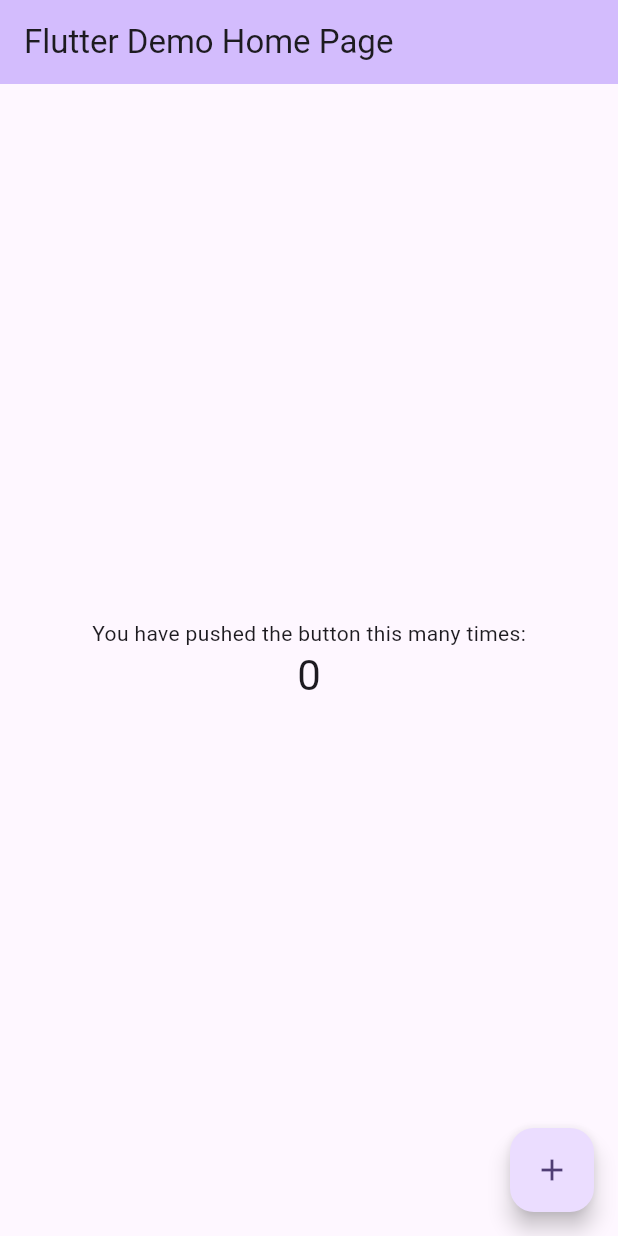
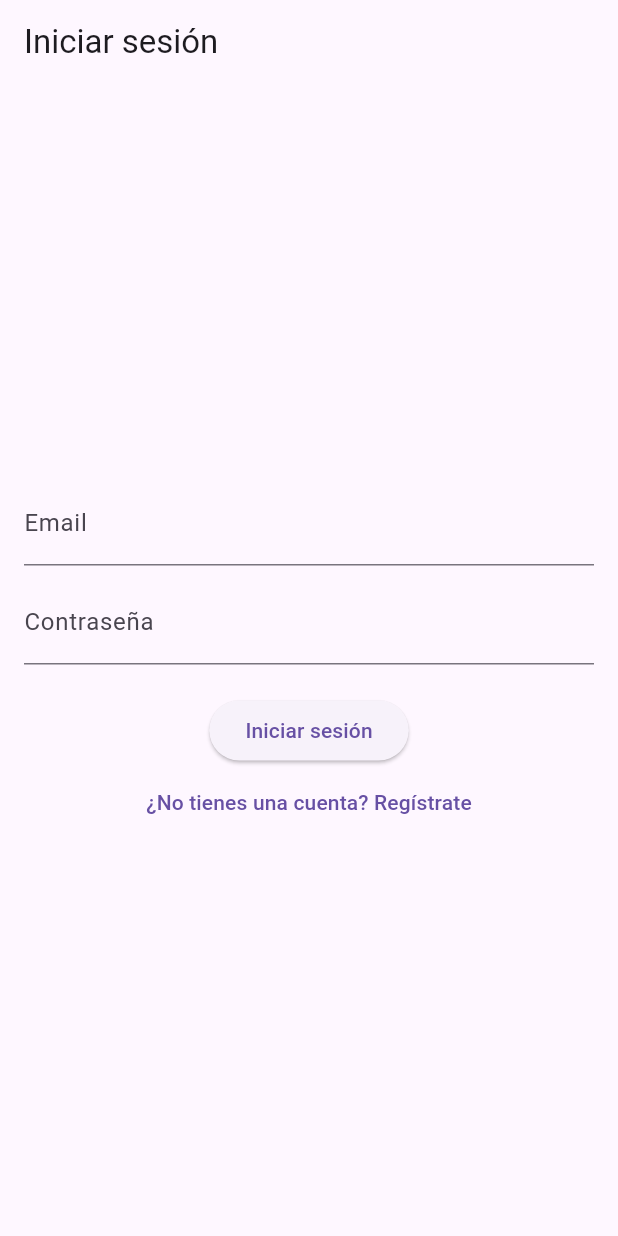
Before and after one commit to Nicolas-Amato/SantaMadre, a Flutter app: the screen it shows after launch, on a phone screen of 412 x 824 dp. Run offline on Flutter 3.47's test engine with Material 3 defaults, Android fonts, the phone set to English and light mode, and no system bars.

Commit message:
subiendo cambios, view login home y ciclos

```diff
--- a/lib/main.dart
+++ b/lib/main.dart
@@ -1,4 +1,8 @@
+// lib/main.dart
 import 'package:flutter/material.dart';
+import 'screens/home_screen.dart';
+import 'screens/login_screen.dart';
+import 'screens/cultivo_screen.dart';
 
 void main() {
   runApp(const MyApp());
@@ -7,119 +11,20 @@
 class MyApp extends StatelessWidget {
   const MyApp({super.key});
 
-  // This widget is the root of your application.
   @override
   Widget build(BuildContext context) {
     return MaterialApp(
-      title: 'Flutter Demo',
+      debugShowCheckedModeBanner: false,
+      title: 'Control de Cultivos',
       theme: ThemeData(
-        // This is the theme of your application.
-        //
-        // TRY THIS: Try running your application with "flutter run". You'll see
-        // the application has a purple toolbar. Then, without quitting the app,
-        // try changing the seedColor in the colorScheme below to Colors.green
-        // and then invoke "hot reload" (save your changes or press the "hot
-        // reload" button in a Flutter-supported IDE, or press "r" if you used
-        // the command line to start the app).
-        //
-        // Notice that the counter didn't reset back to zero; the application
-        // state is not lost during the reload. To reset the state, use hot
-        // restart instead.
-        //
-        // This works for code too, not just values: Most code changes can be
-        // tested with just a hot reload.
-        colorScheme: ColorScheme.fromSeed(seedColor: Colors.deepPurple),
-        useMaterial3: true,
+        primarySwatch: Colors.green,
       ),
-      home: const MyHomePage(title: 'Flutter Demo Home Page'),
+      initialRoute: '/',
+      routes: {
+        '/': (context) => LoginScreen(),
+        '/home': (context) => const HomeScreen(),
+        '/cultivo': (context) => const CultivoScreen(),
+      },
     );
   }
 }
-
-class MyHomePage extends StatefulWidget {
-  const MyHomePage({super.key, required this.title});
-
-  // This widget is the home page of your application. It is stateful, meaning
-  // that it has a State object (defined below) that contains fields that affect
-  // how it looks.
-
-  // This class is the configuration for the state. It holds the values (in this
-  // case the title) provided by the parent (in this case the App widget) and
-  // used by the build method of the State. Fields in a Widget subclass are
-  // always marked "final".
-
-  final String title;
-
-  @override
-  State<MyHomePage> createState() => _MyHomePageState();
-}
-
-class _MyHomePageState extends State<MyHomePage> {
-  int _counter = 0;
-
-  void _incrementCounter() {
-    setState(() {
-      // This call to setState tells the Flutter framework that something has
-      // changed in this State, which causes it to rerun the build method below
-      // so that the display can reflect the updated values. If we changed
-      // _counter without calling setState(), then the build method would not be
-      // called again, and so nothing would appear to happen.
-      _counter++;
-    });
-  }
-
-  @override
-  Widget build(BuildContext context) {
-    // This method is rerun every time setState is called, for instance as done
-    // by the _incrementCounter method above.
-    //
-    // The Flutter framework has been optimized to make rerunning build methods
-    // fast, so that you can just rebuild anything that needs updating rather
-    // than having to individually change instances of widgets.
-    return Scaffold(
-      appBar: AppBar(
-        // TRY THIS: Try changing the color here to a specific color (to
-        // Colors.amber, perhaps?) and trigger a hot reload to see the AppBar
-        // change color while the other colors stay the same.
-        backgroundColor: Theme.of(context).colorScheme.inversePrimary,
-        // Here we take the value from the MyHomePage object that was created by
-        // the App.build method, and use it to set our appbar title.
-        title: Text(widget.title),
-      ),
-      body: Center(
-        // Center is a layout widget. It takes a single child and positions it
-        // in the middle of the parent.
-        child: Column(
-          // Column is also a layout widget. It takes a list of children and
-          // arranges them vertically. By default, it sizes itself to fit its
-          // children horizontally, and tries to be as tall as its parent.
-          //
-          // Column has various properties to control how it sizes itself and
-          // how it positions its children. Here we use mainAxisAlignment to
-          // center the children vertically; the main axis here is the vertical
-          // axis because Columns are vertical (the cross axis would be
-          // horizontal).
-          //
-          // TRY THIS: Invoke "debug painting" (choose the "Toggle Debug Paint"
-          // action in the IDE, or press "p" in the console), to see the
-          // wireframe for each widget.
-          mainAxisAlignment: MainAxisAlignment.center,
-          children: <Widget>[
-            const Text(
-              'You have pushed the button this many times:',
-            ),
-            Text(
-              '$_counter',
-              style: Theme.of(context).textTheme.headlineMedium,
-            ),
-          ],
-        ),
-      ),
-      floatingActionButton: FloatingActionButton(
-        onPressed: _incrementCounter,
-        tooltip: 'Increment',
-        child: const Icon(Icons.add),
-      ), // This trailing comma makes auto-formatting nicer for build methods.
-    );
-  }
-}
--- /dev/null
+++ b/lib/screens/login_screen.dart
@@ -0,0 +1,50 @@
+// lib/screens/login_screen.dart
+import 'package:flutter/material.dart';
+
+class LoginScreen extends StatelessWidget {
+  final TextEditingController _emailController = TextEditingController();
+  final TextEditingController _passwordController = TextEditingController();
+
+  LoginScreen({super.key});
+
+  @override
+  Widget build(BuildContext context) {
+    return Scaffold(
+      appBar: AppBar(title: const Text('Iniciar sesión')),
+      body: Padding(
+        padding: const EdgeInsets.all(16.0),
+        child: Column(
+          mainAxisAlignment: MainAxisAlignment.center,
+          children: [
+            TextField(
+              controller: _emailController,
+              decoration: const InputDecoration(labelText: 'Email'),
+              keyboardType: TextInputType.emailAddress,
+            ),
+            const SizedBox(height: 10),
+            TextField(
+              controller: _passwordController,
+              decoration: const InputDecoration(labelText: 'Contraseña'),
+              obscureText: true,
+            ),
+            const SizedBox(height: 20),
+            ElevatedButton(
+              onPressed: () {
+                // Aquí iría la lógica para iniciar sesión
+                // Por ahora, simplemente navega a la pantalla principal (Home)
+                Navigator.pushReplacementNamed(context, '/home');
+              },
+              child: const Text('Iniciar sesión'),
+            ),
+            TextButton(
+              onPressed: () {
+                // Aquí iría la lógica para registrar un nuevo usuario
+              },
+              child: const Text('¿No tienes una cuenta? Regístrate'),
+            ),
+          ],
+        ),
+      ),
+    );
+  }
+}
--- a/pubspec.yaml
+++ b/pubspec.yaml
@@ -25,7 +25,7 @@ environment:
 # To automatically upgrade your package dependencies to the latest versions
 # consider running `flutter pub upgrade --major-versions`. Alternatively,
 # dependencies can be manually updated by changing the version numbers below to
-# the latest version available on pub.dev. To see which dependencies have newer
+# the latest version available on pub.dev. To see which dependencies have newerS
 # versions available, run `flutter pub outdated`.
 dependencies:
   flutter:
@@ -35,6 +35,7 @@ dependencies:
   # The following adds the Cupertino Icons font to your application.
   # Use with the CupertinoIcons class for iOS style icons.
   cupertino_icons: ^1.0.8
+
 
 dev_dependencies:
   flutter_test:
```
Also changed, not shown: lib/models/ciclo.dart (added, +25 -0 lines), lib/screens/cultivo_screen.dart (added, +111 -0 lines), lib/screens/home_screen.dart (added, +51 -0 lines), lib/services/ciclo_service.dart (added, +23 -0 lines).
